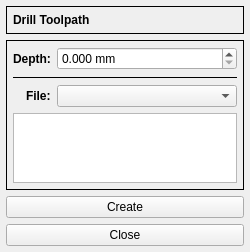
First picture: the form in G2G/forms/drillform.ui, repository aLDime/GERBER_X2, before the edit.
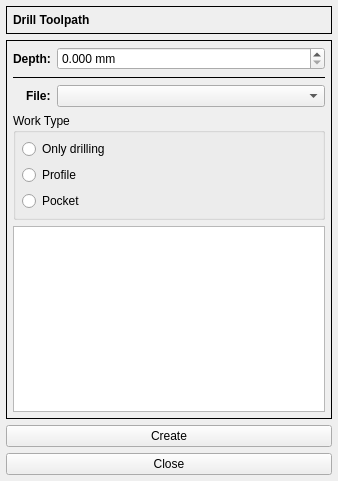
Second picture: the form after the edit. Custom widgets are drawn as their Qt base class.

Patch:
```diff
--- a/G2G/forms/drillform.ui
+++ b/G2G/forms/drillform.ui
@@ -6,8 +6,8 @@
    <rect>
     <x>0</x>
     <y>0</y>
-    <width>250</width>
-    <height>251</height>
+    <width>338</width>
+    <height>481</height>
    </rect>
   </property>
   <property name="minimumSize">
@@ -158,6 +158,48 @@
         </item>
        </layout>
       </item>
+      <item>
+       <widget class="QGroupBox" name="groupBox">
+        <property name="title">
+         <string>Work Type</string>
+        </property>
+        <layout class="QVBoxLayout" name="verticalLayout_4">
+         <property name="leftMargin">
+          <number>6</number>
+         </property>
+         <property name="topMargin">
+          <number>6</number>
+         </property>
+         <property name="rightMargin">
+          <number>6</number>
+         </property>
+         <property name="bottomMargin">
+          <number>6</number>
+         </property>
+         <item>
+          <widget class="QRadioButton" name="rb_drilling">
+           <property name="text">
+            <string>Only drilling</string>
+           </property>
+          </widget>
+         </item>
+         <item>
+          <widget class="QRadioButton" name="rb_profile">
+           <property name="text">
+            <string>Profile</string>
+           </property>
+          </widget>
+         </item>
+         <item>
+          <widget class="QRadioButton" name="rb_pocket">
+           <property name="text">
+            <string>Pocket</string>
+           </property>
+          </widget>
+         </item>
+        </layout>
+       </widget>
+      </item>
       <item>
        <widget class="QTableView" name="tableView"/>
       </item>
```
